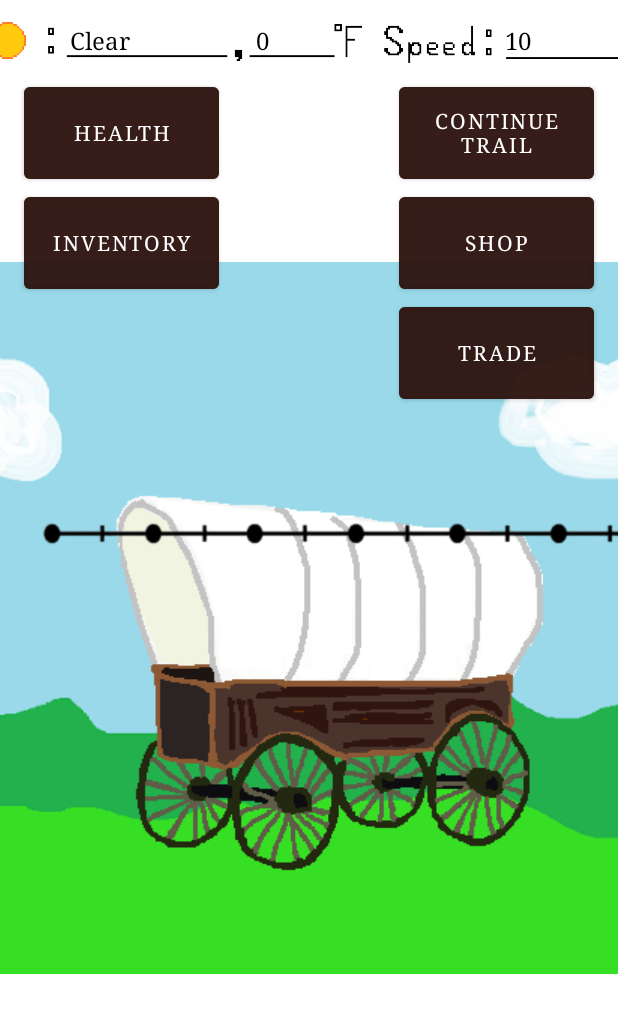
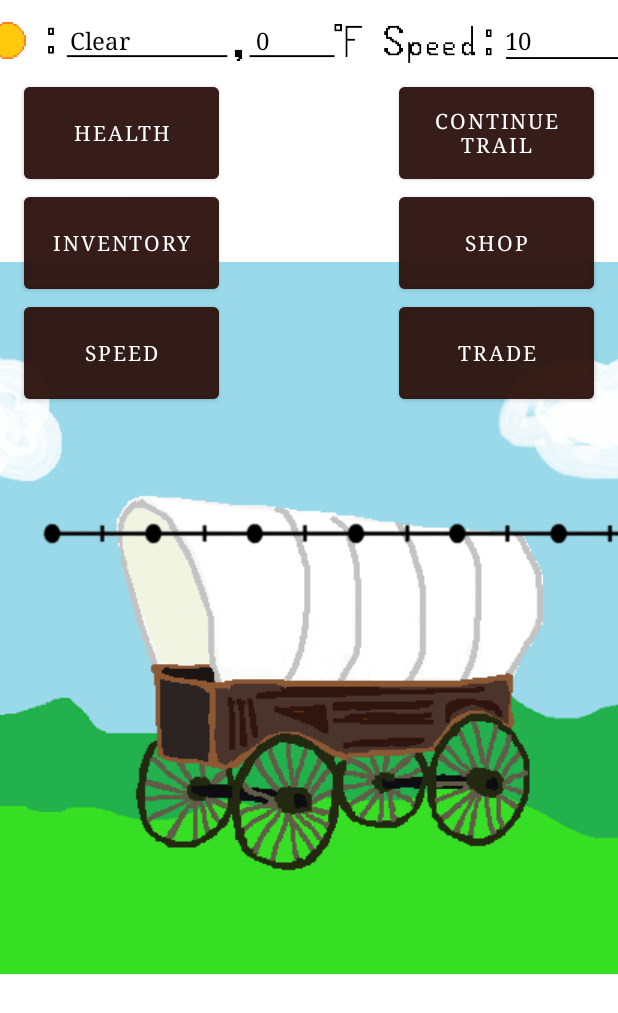
Before and after one commit to a-burkholder/OTrail, an Android app: the MainGame screen opened directly, with no data from a screen before it, on a phone screen of 412 x 824 dp. Shown: the top 1013 px of the screen. Run offline under Robolectric (Android 15) with nearby library versions, the phone set to English and light mode, and no system bars; 4 statements that could not run were skipped.

Commit message:
speedStuff

```diff
--- a/app/src/main/java/com/example/OTrail/MainGame.java
+++ b/app/src/main/java/com/example/OTrail/MainGame.java
@@ -23,6 +23,7 @@ public class MainGame extends AppCompatActivity {
     public static final String GAME_DATE = "com.example.OTrail.GAME_DATE";
     public static final String EVENT_NUMBER = "com.example.OTrail.EVENT_NUMBER";
     public static final String PARTY_TO_HEALTH = "com.example.OTrail.PARTY_TO_HEALTH";
+    public static final String PARTY_SPEED = "com.example.OTrail.PARTY_SPEED";
     //public static final String
 
     private static final String DATE_KEY = "com.example.OTrail.DATE";
@@ -33,6 +34,8 @@ public class MainGame extends AppCompatActivity {
     private static final int SHOP_RESULT = 1;
     private static final int RIVER_RESULT = 2;
     private static final int BERRY_RESULT = 3;
+    private static final int SPEED_RESULT = 4;
+
 
     private int[] startDate = {1, 3, 1847};
     private String[] names = {"", "", "", "", ""};
@@ -107,6 +110,7 @@ public class MainGame extends AppCompatActivity {
         final Button shopBut = findViewById(R.id.Shop);
         final Button healthBut = findViewById(R.id.healthBut);
         final Button tradeBut = findViewById(R.id.Trade);
+        final Button speedBut = findViewById(R.id.speed);
 
         ImageView wagon1 = findViewById(R.id.wagon1);
         ImageView wagon2 = findViewById(R.id.wagon2);
@@ -206,10 +210,10 @@ public class MainGame extends AppCompatActivity {
                 //________________________________________________________________________________________
 
                 if (map.getPosition() < 2000 && !party.getGameOverStatus()) {
-                    // 10 miles travelled per day only if the wagon is usable and the game is not yet over.
+                    // 10, 12, or 15 miles travelled per day only if the wagon is usable and the game is not yet over.
                     if (inv.isWagonUsable() && !party.getGameOverStatus()) {
                         System.out.println("Increments the position");
-                        map.setPosition(10);
+                        map.setPosition(party.getSpeed()); // default of 10 speed, but could be changed to 12 or 15
                     }
 
                     wagon1.setVisibility(View.INVISIBLE);
@@ -490,6 +494,18 @@ public class MainGame extends AppCompatActivity {
                 startActivityForResult(intent1, SHOP_RESULT);
             }
         });
+
+        speedBut.setOnClickListener(new View.OnClickListener()
+        {
+            @Override
+            public void onClick(View view)
+            {
+                Intent intent1 = new Intent(MainGame.this, SpeedActivity.class);
+                intent1.putExtra(PARTY_TO_HEALTH, party);
+                startActivity(intent1);
+                startActivityForResult(intent1, SPEED_RESULT);
+            }
+        });
     }
 
     @Override
@@ -511,6 +527,13 @@ public class MainGame extends AppCompatActivity {
                 System.out.println("final berry update = " + inv.getFoodCount());
             }
         }
+        if(requestCode == SPEED_RESULT)
+        {
+            if(resultCode == RESULT_OK)
+            {
+                party = (Party) data.getSerializableExtra(SpeedActivity.POST_GAME_SPEED);
+            }
+        }
     }
 
     protected void onSaveInstanceState(Bundle outState) {
--- a/app/src/main/res/layout/gameplayscreen.xml
+++ b/app/src/main/res/layout/gameplayscreen.xml
@@ -35,9 +35,20 @@
         android:layout_marginEnd="16dp"
         android:backgroundTint="#CC2F140F"
         android:text="@string/shop"
+        android:typeface="serif"
         app:layout_constraintEnd_toEndOf="parent"
+        app:layout_constraintTop_toBottomOf="@+id/continueAction" />
+
+    <Button
+        android:id="@+id/speed"
+        android:layout_width="130dp"
+        android:layout_height="73dp"
+        android:layout_marginStart="16dp"
+        android:backgroundTint="#CC2F140F"
+        android:text="@string/speed"
         android:typeface="serif"
-        app:layout_constraintTop_toBottomOf="@+id/continueAction" />
+        app:layout_constraintStart_toStartOf="parent"
+        app:layout_constraintTop_toBottomOf="@+id/Inventory" />
 
     <Button
         android:id="@+id/Inventory"
--- a/app/src/main/res/layout/speed_selector.xml
+++ b/app/src/main/res/layout/speed_selector.xml
@@ -29,7 +29,7 @@
         app:layout_constraintTop_toBottomOf="@+id/textView122" />
 
     <Button
-        android:id="@+id/button"
+        android:id="@+id/continueTheGame"
         android:layout_width="wrap_content"
         android:layout_height="wrap_content"
         android:layout_marginStart="280dp"
@@ -129,7 +129,7 @@
         android:layout_gravity="center"
         android:layout_marginBottom="68dp"
         android:gravity="center"
-        app:layout_constraintBottom_toBottomOf="@+id/button"
+        app:layout_constraintBottom_toBottomOf="@+id/continueTheGame"
         app:layout_constraintEnd_toEndOf="parent"
         app:layout_constraintStart_toStartOf="parent"
         app:layout_constraintTop_toTopOf="parent"
```
Also changed, not shown: app/src/main/java/com/example/OTrail/Party.java (+11 -0 lines), app/src/main/java/com/example/OTrail/SpeedActivity.java (added, +67 -0 lines).
